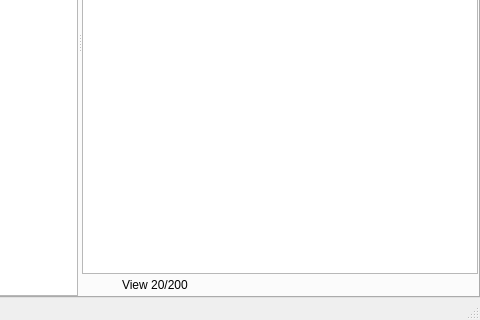
son-link/minimal-podcasts-player, file mpp/ui/gui.ui: the form before one commit; both pictures show x 320 to 800 and y 280 to 600 of the 800 by 600 pixel window.
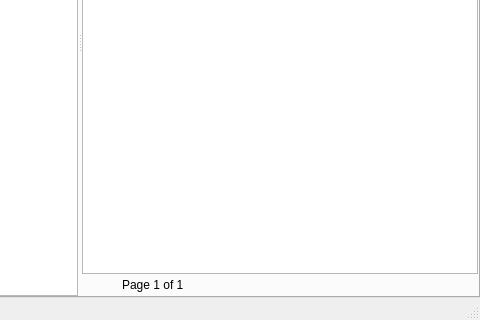
The form after the commit. Icons and pictures are not drawn.

Commit message: Gui + DB: Finished implementing the pagination

What changed in the file:
```diff
--- a/mpp/ui/gui.ui
+++ b/mpp/ui/gui.ui
@@ -671,7 +671,7 @@
                    <item>
                     <widget class="QLabel" name="paginationLabel">
                      <property name="text">
-                      <string>View 20/200</string>
+                      <string>Page 1 of 1</string>
                      </property>
                     </widget>
                    </item>
```
Left out of the diff: 10 changed lines with no effect on the pictures. The commit also changes 5 other files.
